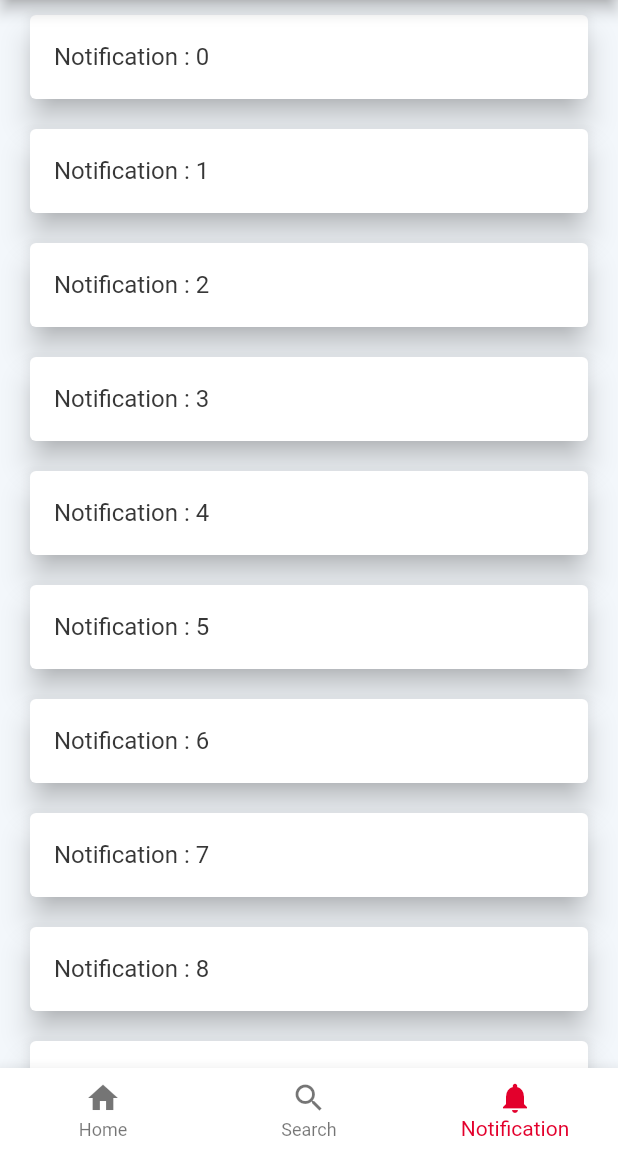
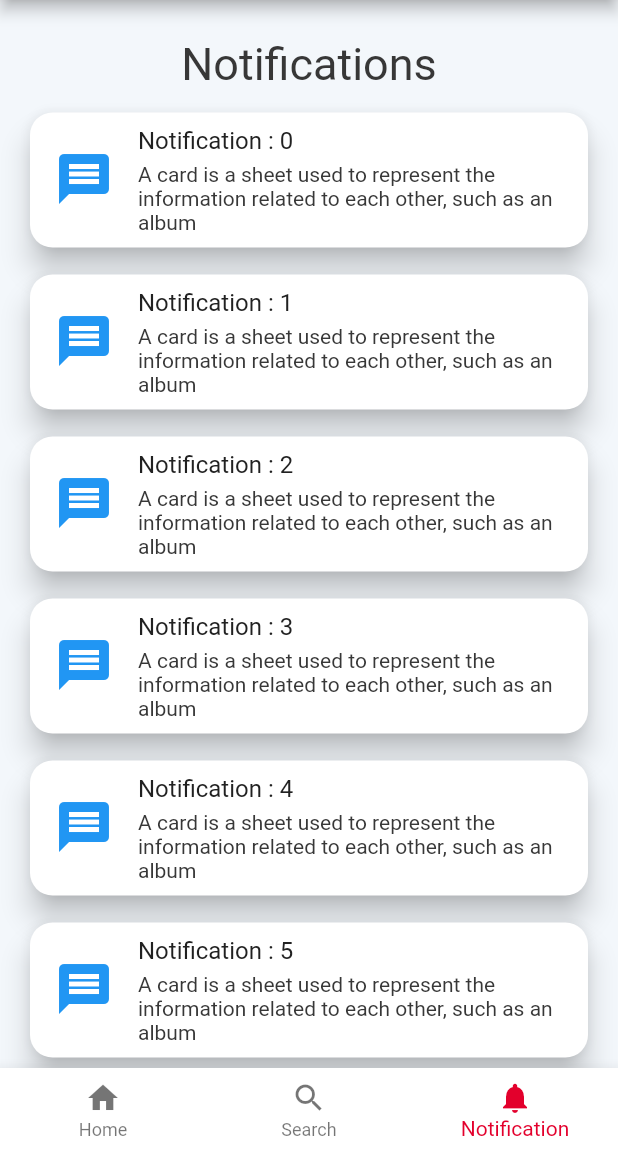
Before and after one commit to pranav-bharadwaj/Sanchari-app, a Flutter app: the screen it shows after launch, item 3 of the bottom bar chosen, on a phone screen of 412 x 824 dp, the part 84-1236 px from its top. Run offline on Flutter 3.47's test engine with Material 2 defaults, Android fonts, the phone set to English and light mode, and no system bars; our stand-ins replace animated_splash_screen, animated_theme_switcher, cloud_firestore, firebase_core, flutter_screenutil, google_maps_flutter and 2 more; missing offline and left inert: google_place; accounts and stored records are empty; Roboto replaces fonts that are missing (SFProText).

Commit message:
improved notification and search bus design

```diff
--- a/lib/constants.dart
+++ b/lib/constants.dart
@@ -9,7 +9,7 @@ const kDarkPrimaryColor = Color(0xFF212121);
 const kDarkSecondaryColor = Color(0xFF373737);
 const kLightPrimaryColor = Color(0xFFFFFFFF);
 const kLightSecondaryColor = Color(0xFFF3F7FB);
-const kAccentColor = Color(0xFFFFC107);
+const kAccentColor = Color(0xffE3002C);
 
 final kTitleTextStyle = TextStyle(
   fontSize: ScreenUtil().setSp(kSpacingUnit.w * 1.7),
--- a/lib/notifications.dart
+++ b/lib/notifications.dart
@@ -13,11 +13,43 @@ class Notifications extends StatelessWidget {
         List<String>.generate(50, (i) => "Notification : $i");
 
     return Scaffold(
-      backgroundColor: Theme.of(context).brightness == Brightness.light ? kLightSecondaryColor : kDarkPrimaryColor,
-      body: ListView.builder(
+        backgroundColor: Theme.of(context).brightness == Brightness.light
+            ? kLightSecondaryColor
+            : kDarkPrimaryColor,
+        body: Column(
+          mainAxisAlignment: MainAxisAlignment.center,
+          children: [
+            SizedBox(height: 25,),
+            Text("Notifications", style: TextStyle(fontSize: 30),),
+            SizedBox(height: 5,),
+            Expanded(
+              child: ListView.builder(
                   itemCount: notifications.length,
                   itemBuilder: (context, index) {
-            return GestureDetector(
+                    return Card(
+                      child: ListTile(
+                        leading: Container(
+                          height: double.infinity,
+                          child: Icon(
+                            Icons.message,
+                            size: 40.0,
+                            color: Colors.blue,
+                          ),
+                        ),
+                        title: Padding(
+                          padding: EdgeInsets.fromLTRB(0.0, 5.0, 0.0, 5.0),
+                          child: Text(
+                            '${notifications[index]}',
+                            style: TextStyle(color: kDarkPrimaryColor),
+                          ),
+                        ),
+                        subtitle: Padding(
+                          padding: EdgeInsets.fromLTRB(0.0, 0.0, 5.0, 5.0),
+                          child: Text(
+                            "A card is a sheet used to represent the information related to each other, such as an album",
+                            style: TextStyle(color: kDarkSecondaryColor),
+                          ),
+                        ),
                         onTap: () => {
                           Navigator.push(
                             context,
@@ -25,15 +57,17 @@ class Notifications extends StatelessWidget {
                                 builder: (context) => const LocationSearch()),
                           )
                         },
-                child: Card(
-                  child: ListTile(
-                    title: Text('${notifications[index]}'),
                       ),
                       // color: Colors.white,
                       elevation: 8,
-                  margin: EdgeInsets.fromLTRB(20, 10, 20, 10),
+                      shape: RoundedRectangleBorder(
+                        borderRadius: BorderRadius.circular(15.0),
+                      ),
+                      margin: EdgeInsets.fromLTRB(20, 10, 20, 8),
+                    );
+                  }),
+            )
+          ],
         ));
-          }),
-    );
   }
 }
```
Also changed, not shown: lib/profile.dart (+7 -0 lines), lib/search.dart (+49 -6 lines). Lines whose indentation alone changed are shown as unchanged.
